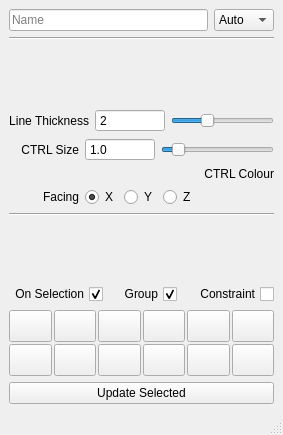
This is ramenRig/createCtrl.ui in chrislyne/Toolbox as Qt 5 draws it before an edit. The edited form follows.
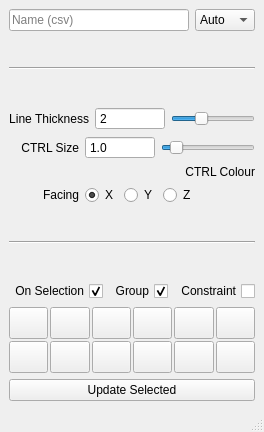
This is the edited form. Icons and pictures are not drawn.

Commit message: Added csv for ctrl names

```diff
--- a/ramenRig/createCtrl.ui
+++ b/ramenRig/createCtrl.ui
@@ -6,8 +6,8 @@
    <rect>
     <x>0</x>
     <y>0</y>
-    <width>283</width>
-    <height>435</height>
+    <width>254</width>
+    <height>432</height>
    </rect>
   </property>
   <property name="windowTitle">
@@ -28,7 +28,7 @@
            </sizepolicy>
           </property>
           <property name="placeholderText">
-           <string>Name</string>
+           <string>Name (csv)</string>
           </property>
          </widget>
         </item>
@@ -70,6 +70,19 @@
         </item>
        </layout>
       </item>
+      <item>
+       <spacer name="verticalSpacer_4">
+        <property name="orientation">
+         <enum>Qt::Vertical</enum>
+        </property>
+        <property name="sizeHint" stdset="0">
+         <size>
+          <width>20</width>
+          <height>40</height>
+         </size>
+        </property>
+       </spacer>
+      </item>
       <item>
        <widget class="Line" name="line">
         <property name="orientation">
@@ -319,6 +332,19 @@
         </item>
        </layout>
       </item>
+      <item>
+       <spacer name="verticalSpacer_3">
+        <property name="orientation">
+         <enum>Qt::Vertical</enum>
+        </property>
+        <property name="sizeHint" stdset="0">
+         <size>
+          <width>20</width>
+          <height>40</height>
+         </size>
+        </property>
+       </spacer>
+      </item>
       <item>
        <widget class="Line" name="line_2">
         <property name="orientation">
```
Left out of the diff: 2 changed lines with no effect on the pictures. The commit also changes 1 other file.
